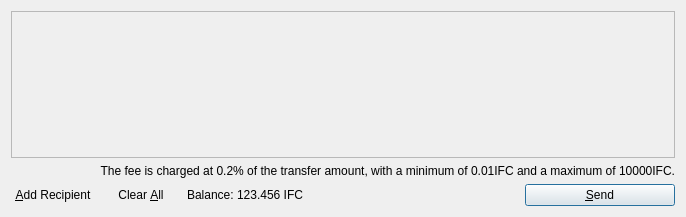
The window that src/qt/forms/sendcoinsdialog.ui (withu2018/infinitecoin) describes before a commit, drawn with Qt 5.
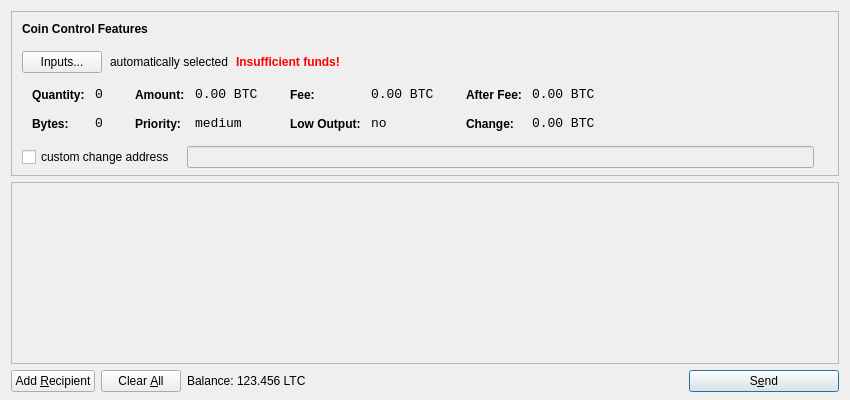
The same window after the commit. Icons and pictures are not drawn.

```diff
--- a/src/qt/forms/sendcoinsdialog.ui
+++ b/src/qt/forms/sendcoinsdialog.ui
@@ -6,14 +6,615 @@
    <rect>
     <x>0</x>
     <y>0</y>
-    <width>686</width>
-    <height>217</height>
+    <width>850</width>
+    <height>400</height>
    </rect>
   </property>
   <property name="windowTitle">
    <string>Send Coins</string>
   </property>
-  <layout class="QVBoxLayout" name="verticalLayout">
+  <layout class="QVBoxLayout" name="verticalLayout" stretch="0,1,0">
+   <property name="bottomMargin">
+    <number>8</number>
+   </property>
+   <item>
+    <widget class="QFrame" name="frameCoinControl">
+     <property name="sizePolicy">
+      <sizepolicy hsizetype="Expanding" vsizetype="Expanding">
+       <horstretch>0</horstretch>
+       <verstretch>0</verstretch>
+      </sizepolicy>
+     </property>
+     <property name="maximumSize">
+      <size>
+       <width>16777215</width>
+       <height>16777215</height>
+      </size>
+     </property>
+     <property name="frameShape">
+      <enum>QFrame::StyledPanel</enum>
+     </property>
+     <property name="frameShadow">
+      <enum>QFrame::Sunken</enum>
+     </property>
+     <layout class="QVBoxLayout" name="verticalLayoutCoinControl2">
+      <property name="spacing">
+       <number>-1</number>
+      </property>
+      <property name="leftMargin">
+       <number>0</number>
+      </property>
+      <property name="topMargin">
+       <number>0</number>
+      </property>
+      <property name="rightMargin">
+       <number>0</number>
+      </property>
+      <property name="bottomMargin">
+       <number>6</number>
+      </property>
+      <item>
+       <layout class="QVBoxLayout" name="verticalLayoutCoinControl" stretch="0,0,0,0,1">
+        <property name="spacing">
+         <number>0</number>
+        </property>
+        <property name="leftMargin">
+         <number>10</number>
+        </property>
+        <property name="topMargin">
+         <number>10</number>
+        </property>
+        <item>
+         <layout class="QHBoxLayout" name="horizontalLayoutCoinControl1">
+          <property name="bottomMargin">
+           <number>15</number>
+          </property>
+          <item>
+           <widget class="QLabel" name="labelCoinControlFeatures">
+            <property name="sizePolicy">
+             <sizepolicy hsizetype="Preferred" vsizetype="Maximum">
+              <horstretch>0</horstretch>
+              <verstretch>0</verstretch>
+             </sizepolicy>
+            </property>
+            <property name="font">
+             <font>
+              <weight>75</weight>
+              <bold>true</bold>
+             </font>
+            </property>
+            <property name="styleSheet">
+             <string notr="true">font-weight:bold;</string>
+            </property>
+            <property name="text">
+             <string>Coin Control Features</string>
+            </property>
+           </widget>
+          </item>
+         </layout>
+        </item>
+        <item>
+         <layout class="QHBoxLayout" name="horizontalLayoutCoinControl2" stretch="0,0,0,0">
+          <property name="spacing">
+           <number>8</number>
+          </property>
+          <property name="bottomMargin">
+           <number>10</number>
+          </property>
+          <item>
+           <widget class="QPushButton" name="pushButtonCoinControl">
+            <property name="styleSheet">
+             <string notr="true"/>
+            </property>
+            <property name="text">
+             <string>Inputs...</string>
+            </property>
+           </widget>
+          </item>
+          <item>
+           <widget class="QLabel" name="labelCoinControlAutomaticallySelected">
+            <property name="text">
+             <string>automatically selected</string>
+            </property>
+            <property name="margin">
+             <number>5</number>
+            </property>
+           </widget>
+          </item>
+          <item>
+           <widget class="QLabel" name="labelCoinControlInsuffFunds">
+            <property name="font">
+             <font>
+              <weight>75</weight>
+              <bold>true</bold>
+             </font>
+            </property>
+            <property name="styleSheet">
+             <string notr="true">color:red;font-weight:bold;</string>
+            </property>
+            <property name="text">
+             <string>Insufficient funds!</string>
+            </property>
+            <property name="margin">
+             <number>5</number>
+            </property>
+           </widget>
+          </item>
+          <item>
+           <spacer name="horizontalSpacerCoinControl">
+            <property name="orientation">
+             <enum>Qt::Horizontal</enum>
+            </property>
+            <property name="sizeHint" stdset="0">
+             <size>
+              <width>40</width>
+              <height>1</height>
+             </size>
+            </property>
+           </spacer>
+          </item>
+         </layout>
+        </item>
+        <item>
+         <widget class="QWidget" name="widgetCoinControl" native="true">
+          <property name="sizePolicy">
+           <sizepolicy hsizetype="Preferred" vsizetype="Preferred">
+            <horstretch>0</horstretch>
+            <verstretch>0</verstretch>
+           </sizepolicy>
+          </property>
+          <property name="minimumSize">
+           <size>
+            <width>0</width>
+            <height>0</height>
+           </size>
+          </property>
+          <property name="styleSheet">
+           <string notr="true"/>
+          </property>
+          <layout class="QHBoxLayout" name="horizontalLayoutCoinControl5">
+           <property name="margin">
+            <number>0</number>
+           </property>
+           <item>
+            <layout class="QHBoxLayout" name="horizontalLayoutCoinControl3" stretch="0,0,0,1">
+             <property name="spacing">
+              <number>20</number>
+             </property>
+             <property name="topMargin">
+              <number>0</number>
+             </property>
+             <property name="bottomMargin">
+              <number>10</number>
+             </property>
+             <item>
+              <layout class="QFormLayout" name="formLayoutCoinControl1">
+               <property name="horizontalSpacing">
+                <number>10</number>
+               </property>
+               <property name="verticalSpacing">
+                <number>14</number>
+               </property>
+               <property name="leftMargin">
+                <number>10</number>
+               </property>
+               <property name="topMargin">
+                <number>4</number>
+               </property>
+               <property name="rightMargin">
+                <number>6</number>
+               </property>
+               <item row="0" column="0">
+                <widget class="QLabel" name="labelCoinControlQuantityText">
+                 <property name="styleSheet">
+                  <string notr="true">font-weight:bold;</string>
+                 </property>
+                 <property name="text">
+                  <string>Quantity:</string>
+                 </property>
+                 <property name="margin">
+                  <number>0</number>
+                 </property>
+                </widget>
+               </item>
+               <item row="0" column="1">
+                <widget class="QLabel" name="labelCoinControlQuantity">
+                 <property name="font">
+                  <font>
+                   <family>Monospace</family>
+                   <pointsize>10</pointsize>
+                  </font>
+                 </property>
+                 <property name="cursor">
+                  <cursorShape>IBeamCursor</cursorShape>
+                 </property>
+                 <property name="contextMenuPolicy">
+                  <enum>Qt::ActionsContextMenu</enum>
+                 </property>
+                 <property name="text">
+                  <string notr="true">0</string>
+                 </property>
+                 <property name="margin">
+                  <number>0</number>
+                 </property>
+                 <property name="textInteractionFlags">
+                  <set>Qt::LinksAccessibleByMouse|Qt::TextSelectableByKeyboard|Qt::TextSelectableByMouse</set>
+                 </property>
+                </widget>
+               </item>
+               <item row="1" column="0">
+                <widget class="QLabel" name="labelCoinControlBytesText">
+                 <property name="styleSheet">
+                  <string notr="true">font-weight:bold;</string>
+                 </property>
+                 <property name="text">
+                  <string>Bytes:</string>
+                 </property>
+                </widget>
+               </item>
+               <item row="1" column="1">
+                <widget class="QLabel" name="labelCoinControlBytes">
+                 <property name="font">
+                  <font>
+                   <family>Monospace</family>
+                   <pointsize>10</pointsize>
+                  </font>
+                 </property>
+                 <property name="cursor">
+                  <cursorShape>IBeamCursor</cursorShape>
+                 </property>
+                 <property name="contextMenuPolicy">
+                  <enum>Qt::ActionsContextMenu</enum>
+                 </property>
+                 <property name="text">
+                  <string notr="true">0</string>
+                 </property>
+                 <property name="textInteractionFlags">
+                  <set>Qt::LinksAccessibleByMouse|Qt::TextSelectableByKeyboard|Qt::TextSelectableByMouse</set>
+                 </property>
+                </widget>
+               </item>
+              </layout>
+             </item>
+             <item>
+              <layout class="QFormLayout" name="formLayoutCoinControl2">
+               <property name="horizontalSpacing">
+                <number>10</number>
+               </property>
+               <property name="verticalSpacing">
+                <number>14</number>
+               </property>
+               <property name="leftMargin">
+                <number>6</number>
+               </property>
+               <property name="topMargin">
+                <number>4</number>
+               </property>
+               <property name="rightMargin">
+                <number>6</number>
+               </property>
+               <item row="0" column="0">
+                <widget class="QLabel" name="labelCoinControlAmountText">
+                 <property name="styleSheet">
+                  <string notr="true">font-weight:bold;</string>
+                 </property>
+                 <property name="text">
+                  <string>Amount:</string>
+                 </property>
+                 <property name="margin">
+                  <number>0</number>
+                 </property>
+                </widget>
+               </item>
+               <item row="0" column="1">
+                <widget class="QLabel" name="labelCoinControlAmount">
+                 <property name="font">
+                  <font>
+                   <family>Monospace</family>
+                   <pointsize>10</pointsize>
+                  </font>
+                 </property>
+                 <property name="cursor">
+                  <cursorShape>IBeamCursor</cursorShape>
+                 </property>
+                 <property name="contextMenuPolicy">
+                  <enum>Qt::ActionsContextMenu</enum>
+                 </property>
+                 <property name="text">
+                  <string notr="true">0.00 BTC</string>
+                 </property>
+                 <property name="textInteractionFlags">
+                  <set>Qt::LinksAccessibleByMouse|Qt::TextSelectableByKeyboard|Qt::TextSelectableByMouse</set>
+                 </property>
+                </widget>
+               </item>
+               <item row="1" column="0">
+                <widget class="QLabel" name="labelCoinControlPriorityText">
+                 <property name="styleSheet">
+                  <string notr="true">font-weight:bold;</string>
+                 </property>
+                 <property name="text">
+                  <string>Priority:</string>
+                 </property>
+                </widget>
+               </item>
+               <item row="1" column="1">
+                <widget class="QLabel" name="labelCoinControlPriority">
+                 <property name="font">
+                  <font>
+                   <family>Monospace</family>
+                   <pointsize>10</pointsize>
+                  </font>
+                 </property>
+                 <property name="cursor">
+                  <cursorShape>IBeamCursor</cursorShape>
+                 </property>
+                 <property name="contextMenuPolicy">
+                  <enum>Qt::ActionsContextMenu</enum>
+                 </property>
+                 <property name="text">
+                  <string>medium</string>
+                 </property>
+                 <property name="textInteractionFlags">
+                  <set>Qt::LinksAccessibleByMouse|Qt::TextSelectableByKeyboard|Qt::TextSelectableByMouse</set>
+                 </property>
+                </widget>
+               </item>
+              </layout>
+             </item>
+             <item>
+              <layout class="QFormLayout" name="formLayoutCoinControl3">
+               <property name="horizontalSpacing">
+                <number>10</number>
+               </property>
+               <property name="verticalSpacing">
+                <number>14</number>
+               </property>
+               <property name="leftMargin">
+                <number>6</number>
+               </property>
+               <property name="topMargin">
+                <number>4</number>
+               </property>
+               <property name="rightMargin">
+                <number>6</number>
+               </property>
+               <item row="0" column="0">
+                <widget class="QLabel" name="labelCoinControlFeeText">
+                 <property name="styleSheet">
+                  <string notr="true">font-weight:bold;</string>
+                 </property>
+                 <property name="text">
+                  <string>Fee:</string>
+                 </property>
+                 <property name="margin">
+                  <number>0</number>
+                 </property>
+                </widget>
+               </item>
+               <item row="0" column="1">
+                <widget class="QLabel" name="labelCoinControlFee">
+                 <property name="font">
+                  <font>
+                   <family>Monospace</family>
+                   <pointsize>10</pointsize>
+                  </font>
+                 </property>
+                 <property name="cursor">
+                  <cursorShape>IBeamCursor</cursorShape>
+                 </property>
+                 <property name="contextMenuPolicy">
+                  <enum>Qt::ActionsContextMenu</enum>
+                 </property>
+                 <property name="text">
+                  <string notr="true">0.00 BTC</string>
+                 </property>
+                 <property name="textInteractionFlags">
+                  <set>Qt::LinksAccessibleByMouse|Qt::TextSelectableByKeyboard|Qt::TextSelectableByMouse</set>
+                 </property>
+                </widget>
+               </item>
+               <item row="1" column="0">
+                <widget class="QLabel" name="labelCoinControlLowOutputText">
+                 <property name="styleSheet">
+                  <string notr="true">font-weight:bold;</string>
+                 </property>
+                 <property name="text">
+                  <string>Low Output:</string>
+                 </property>
+                </widget>
+               </item>
+               <item row="1" column="1">
+                <widget class="QLabel" name="labelCoinControlLowOutput">
+                 <property name="font">
+                  <font>
+                   <family>Monospace</family>
+                   <pointsize>10</pointsize>
+                  </font>
+                 </property>
+                 <property name="cursor">
+                  <cursorShape>IBeamCursor</cursorShape>
+                 </property>
+                 <property name="contextMenuPolicy">
+                  <enum>Qt::ActionsContextMenu</enum>
+                 </property>
+                 <property name="text">
+                  <string>no</string>
+                 </property>
+                 <property name="textInteractionFlags">
+                  <set>Qt::LinksAccessibleByMouse|Qt::TextSelectableByKeyboard|Qt::TextSelectableByMouse</set>
+                 </property>
+                </widget>
+               </item>
+              </layout>
+             </item>
+             <item>
+              <layout class="QFormLayout" name="formLayoutCoinControl4">
+               <property name="horizontalSpacing">
+                <number>10</number>
+               </property>
+               <property name="verticalSpacing">
+                <number>14</number>
+               </property>
+               <property name="leftMargin">
+                <number>6</number>
+               </property>
+               <property name="topMargin">
+                <number>4</number>
+               </property>
+               <property name="rightMargin">
+                <number>6</number>
+               </property>
+               <item row="0" column="0">
+                <widget class="QLabel" name="labelCoinControlAfterFeeText">
+                 <property name="styleSheet">
+                  <string notr="true">font-weight:bold;</string>
+                 </property>
+                 <property name="text">
+                  <string>After Fee:</string>
+                 </property>
+                 <property name="margin">
+                  <number>0</number>
+                 </property>
+                </widget>
+               </item>
+               <item row="0" column="1">
+                <widget class="QLabel" name="labelCoinControlAfterFee">
+                 <property name="font">
+                  <font>
+                   <family>Monospace</family>
+                   <pointsize>10</pointsize>
+                  </font>
+                 </property>
+                 <property name="cursor">
+                  <cursorShape>IBeamCursor</cursorShape>
+                 </property>
+                 <property name="contextMenuPolicy">
+                  <enum>Qt::ActionsContextMenu</enum>
+                 </property>
+                 <property name="text">
+                  <string notr="true">0.00 BTC</string>
+                 </property>
+                 <property name="textInteractionFlags">
+                  <set>Qt::LinksAccessibleByMouse|Qt::TextSelectableByKeyboard|Qt::TextSelectableByMouse</set>
+                 </property>
+                </widget>
+               </item>
+               <item row="1" column="0">
+                <widget class="QLabel" name="labelCoinControlChangeText">
+                 <property name="styleSheet">
+                  <string notr="true">font-weight:bold;</string>
+                 </property>
+                 <property name="text">
+                  <string>Change:</string>
+                 </property>
+                </widget>
+               </item>
+               <item row="1" column="1">
+                <widget class="QLabel" name="labelCoinControlChange">
+                 <property name="font">
+                  <font>
+                   <family>Monospace</family>
+                   <pointsize>10</pointsize>
+                  </font>
+                 </property>
+                 <property name="cursor">
+                  <cursorShape>IBeamCursor</cursorShape>
+                 </property>
+                 <property name="contextMenuPolicy">
+                  <enum>Qt::ActionsContextMenu</enum>
+                 </property>
+                 <property name="text">
+                  <string notr="true">0.00 BTC</string>
+                 </property>
+                 <property name="textInteractionFlags">
+                  <set>Qt::LinksAccessibleByMouse|Qt::TextSelectableByKeyboard|Qt::TextSelectableByMouse</set>
+                 </property>
+                </widget>
+               </item>
+              </layout>
+             </item>
+            </layout>
+           </item>
+          </layout>
+         </widget>
+        </item>
+        <item>
+         <layout class="QHBoxLayout" name="horizontalLayoutCoinControl4" stretch="0,0,0">
+          <property name="spacing">
+           <number>12</number>
+          </property>
+          <property name="sizeConstraint">
+           <enum>QLayout::SetDefaultConstraint</enum>
+          </property>
+          <property name="topMargin">
+           <number>5</number>
+          </property>
+          <property name="rightMargin">
+           <number>5</number>
+          </property>
+          <item>
+           <widget class="QCheckBox" name="checkBoxCoinControlChange">
+            <property name="text">
+             <string>custom change address</string>
+            </property>
+           </widget>
+          </item>
+          <item>
+           <widget class="QLineEdit" name="lineEditCoinControlChange">
+            <property name="enabled">
+             <bool>false</bool>
+            </property>
+            <property name="sizePolicy">
+             <sizepolicy hsizetype="Expanding" vsizetype="Fixed">
+              <horstretch>0</horstretch>
+              <verstretch>0</verstretch>
+             </sizepolicy>
+            </property>
+           </widget>
+          </item>
+          <item>
+           <widget class="QLabel" name="labelCoinControlChangeLabel">
+            <property name="sizePolicy">
+             <sizepolicy hsizetype="Preferred" vsizetype="Expanding">
+              <horstretch>0</horstretch>
+              <verstretch>0</verstretch>
+             </sizepolicy>
+            </property>
+            <property name="minimumSize">
+             <size>
+              <width>0</width>
+              <height>0</height>
+             </size>
+            </property>
+            <property name="text">
+             <string/>
+            </property>
+            <property name="margin">
+             <number>3</number>
+            </property>
+           </widget>
+          </item>
+         </layout>
+        </item>
+        <item>
+         <spacer name="verticalSpacerCoinControl">
+          <property name="orientation">
+           <enum>Qt::Vertical</enum>
+          </property>
+          <property name="sizeHint" stdset="0">
+           <size>
+            <width>800</width>
+            <height>1</height>
+           </size>
+          </property>
+         </spacer>
+        </item>
+       </layout>
+      </item>
+     </layout>
+    </widget>
+   </item>
    <item>
     <widget class="QScrollArea" name="scrollArea">
      <property name="widgetResizable">
@@ -24,8 +625,8 @@
        <rect>
         <x>0</x>
         <y>0</y>
-        <width>660</width>
-        <height>109</height>
+        <width>830</width>
+        <height>165</height>
        </rect>
       </property>
       <layout class="QVBoxLayout" name="verticalLayout_2">
@@ -65,23 +666,6 @@
      </widget>
     </widget>
    </item>
-   <item>
-    <layout class="QHBoxLayout" name="horizontalLayout_3">
-     <item>
-      <widget class="QLabel" name="label_2">
-       <property name="text">
-        <string extracomment="111">The fee is charged at 0.2% of the transfer amount, with a minimum of 0.01IFC and a maximum of 10000IFC.</string>
-       </property>
-       <property name="textFormat">
-        <enum>Qt::PlainText</enum>
-       </property>
-       <property name="alignment">
-        <set>Qt::AlignRight|Qt::AlignTrailing|Qt::AlignVCenter</set>
-       </property>
-      </widget>
-     </item>
-    </layout>
-   </item>
    <item>
     <layout class="QHBoxLayout" name="horizontalLayout">
      <item>
@@ -90,7 +674,7 @@
         <string>Send to multiple recipients at once</string>
        </property>
        <property name="text">
-        <string>&amp;Add Recipient</string>
+        <string>Add &amp;Recipient</string>
        </property>
        <property name="icon">
         <iconset resource="../bitcoin.qrc">
@@ -99,9 +683,6 @@
        <property name="autoDefault">
         <bool>false</bool>
        </property>
-       <property name="flat">
-        <bool>true</bool>
-       </property>
       </widget>
      </item>
      <item>
@@ -128,9 +709,6 @@
        <property name="autoDefault">
         <bool>false</bool>
        </property>
-       <property name="flat">
-        <bool>true</bool>
-       </property>
       </widget>
      </item>
      <item>
@@ -151,7 +729,7 @@
           <cursorShape>IBeamCursor</cursorShape>
          </property>
          <property name="text">
-          <string>123.456 IFC</string>
+          <string>123.456 LTC</string>
          </property>
          <property name="textInteractionFlags">
           <set>Qt::LinksAccessibleByMouse|Qt::TextSelectableByKeyboard|Qt::TextSelectableByMouse</set>
@@ -185,7 +763,7 @@
         <string>Confirm the send action</string>
        </property>
        <property name="text">
-        <string>&amp;Send</string>
+        <string>S&amp;end</string>
        </property>
        <property name="icon">
         <iconset resource="../bitcoin.qrc">
```
Left out of the diff: 11 changed lines with no effect on the pictures.
